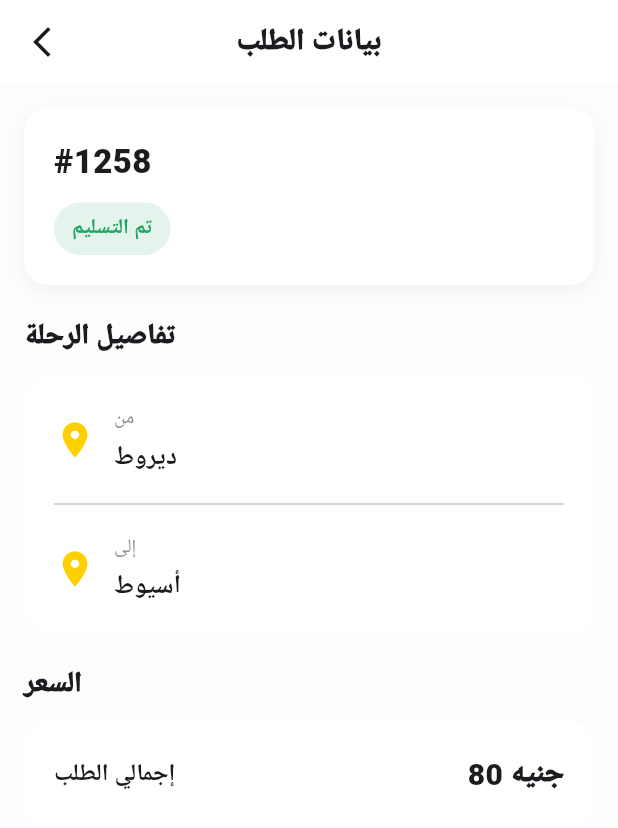
After one commit to AlaaNazih1/wasselni_app, a Flutter app: the HomeView screen opened directly, after a tap on "تم التسليم", on a phone screen of 412 x 824 dp. The commit adds this screen. Shown: the top 828 px of the screen. Run offline on Flutter 3.47's test engine with Material 3 defaults, Android fonts, the phone set to English and light mode, and no system bars.

Commit message:
Add OrderDetailsView for displaying order details and navigation from OrderCard

```diff
--- a/lib/features/home/widget/order_card.dart
+++ b/lib/features/home/widget/order_card.dart
@@ -1,6 +1,7 @@
 import 'package:flutter/material.dart';
 
 import '../../../../core/theme/app_colors.dart';
+import '../../order_details/presentation/views/order_details_view.dart';
 
 class OrderCard extends StatelessWidget {
   const OrderCard({
@@ -22,13 +23,33 @@ class OrderCard extends StatelessWidget {
 
   @override
   Widget build(BuildContext context) {
-    return Container(
+    return GestureDetector(
+      onTap: () {
+        Navigator.push(
+          context,
+          MaterialPageRoute(
+            builder: (context) => OrderDetailsView(
+              orderNumber: orderNumber,
+              from: from,
+              to: to,
+              price: price,
+              status: status,
+              statusColor: statusColor,
+            ),
+          ),
+        );
+      },
+      child: Container(
         padding: const EdgeInsets.all(14),
         decoration: BoxDecoration(
           color: AppColors.white,
           borderRadius: BorderRadius.circular(16),
           boxShadow: const [
-          BoxShadow(color: Colors.black12, blurRadius: 8, offset: Offset(0, 2)),
+            BoxShadow(
+              color: Colors.black12,
+              blurRadius: 8,
+              offset: Offset(0, 2),
+            ),
           ],
         ),
         child: Column(
@@ -40,6 +61,7 @@ class OrderCard extends StatelessWidget {
                   orderNumber,
                   style: const TextStyle(fontWeight: FontWeight.w900),
                 ),
+
                 Container(
                   padding: const EdgeInsets.symmetric(
                     horizontal: 10,
@@ -65,7 +87,11 @@ class OrderCard extends StatelessWidget {
 
             Row(
               children: [
-              const Icon(Icons.location_on_outlined, color: AppColors.primary),
+                const Icon(
+                  Icons.location_on_outlined,
+                  color: AppColors.primary,
+                ),
+
                 const SizedBox(width: 8),
 
                 Expanded(
@@ -86,6 +112,7 @@ class OrderCard extends StatelessWidget {
             ),
           ],
         ),
+      ),
     );
   }
 }
--- /dev/null
+++ b/lib/features/order_details/presentation/views/order_details_view.dart
@@ -0,0 +1,220 @@
+import 'package:flutter/material.dart';
+import 'package:wasselni/core/theme/app_colors.dart';
+
+class OrderDetailsView extends StatelessWidget {
+  final String orderNumber;
+  final String from;
+  final String to;
+  final String price;
+  final String status;
+  final Color statusColor;
+
+  const OrderDetailsView({
+    super.key,
+    required this.orderNumber,
+    required this.from,
+    required this.to,
+    required this.price,
+    required this.status,
+    required this.statusColor,
+  });
+
+  @override
+  Widget build(BuildContext context) {
+    return Scaffold(
+      backgroundColor: AppColors.background,
+
+      appBar: AppBar(
+        backgroundColor: AppColors.white,
+        elevation: 0,
+        centerTitle: true,
+
+        title: const Text(
+          'بيانات الطلب',
+          style: TextStyle(fontSize: 20, fontWeight: FontWeight.w900),
+        ),
+
+        leading: IconButton(
+          onPressed: () => Navigator.pop(context),
+          icon: const Icon(Icons.arrow_back_ios_new),
+        ),
+      ),
+
+      body: SingleChildScrollView(
+        padding: const EdgeInsets.all(16),
+
+        child: Column(
+          crossAxisAlignment: CrossAxisAlignment.start,
+          children: [
+            // Order number + status
+            Container(
+              width: double.infinity,
+              padding: const EdgeInsets.all(20),
+              decoration: BoxDecoration(
+                color: AppColors.white,
+                borderRadius: BorderRadius.circular(16),
+                boxShadow: [
+                  BoxShadow(
+                    color: AppColors.black.withOpacity(0.05),
+                    blurRadius: 10,
+                    offset: const Offset(0, 4),
+                  ),
+                ],
+              ),
+
+              child: Column(
+                crossAxisAlignment: CrossAxisAlignment.start,
+                children: [
+                  Text(
+                    orderNumber,
+                    style: const TextStyle(
+                      fontSize: 22,
+                      fontWeight: FontWeight.w900,
+                    ),
+                  ),
+
+                  const SizedBox(height: 12),
+
+                  Container(
+                    padding: const EdgeInsets.symmetric(
+                      horizontal: 12,
+                      vertical: 7,
+                    ),
+                    decoration: BoxDecoration(
+                      color: statusColor.withOpacity(0.12),
+                      borderRadius: BorderRadius.circular(20),
+                    ),
+
+                    child: Text(
+                      status,
+                      style: TextStyle(
+                        color: statusColor,
+                        fontWeight: FontWeight.bold,
+                      ),
+                    ),
+                  ),
+                ],
+              ),
+            ),
+
+            const SizedBox(height: 20),
+
+            const Text(
+              'تفاصيل الرحلة',
+              style: TextStyle(fontSize: 19, fontWeight: FontWeight.w900),
+            ),
+
+            const SizedBox(height: 12),
+
+            // From / To
+            Container(
+              width: double.infinity,
+              padding: const EdgeInsets.all(20),
+              decoration: BoxDecoration(
+                color: Colors.white,
+                borderRadius: BorderRadius.circular(16),
+              ),
+
+              child: Column(
+                children: [
+                  _LocationRow(
+                    icon: Icons.location_on,
+                    title: 'من',
+                    value: from,
+                  ),
+
+                  const Padding(
+                    padding: EdgeInsets.symmetric(vertical: 12),
+                    child: Divider(),
+                  ),
+
+                  _LocationRow(
+                    icon: Icons.location_on,
+                    title: 'إلى',
+                    value: to,
+                  ),
+                ],
+              ),
+            ),
+
+            const SizedBox(height: 20),
+
+            const Text(
+              'السعر',
+              style: TextStyle(fontSize: 19, fontWeight: FontWeight.w900),
+            ),
+
+            const SizedBox(height: 12),
+
+            Container(
+              width: double.infinity,
+              padding: const EdgeInsets.all(20),
+              decoration: BoxDecoration(
+                color: AppColors.white,
+                borderRadius: BorderRadius.circular(16),
+              ),
+
+              child: Row(
+                mainAxisAlignment: MainAxisAlignment.spaceBetween,
+                children: [
+                  const Text(
+                    'إجمالي الطلب',
+                    style: TextStyle(fontSize: 16, fontWeight: FontWeight.w600),
+                  ),
+
+                  Text(
+                    price,
+                    style: const TextStyle(
+                      fontSize: 20,
+                      fontWeight: FontWeight.w900,
+                    ),
+                  ),
+                ],
+              ),
+            ),
+          ],
+        ),
+      ),
+    );
+  }
+}
+
+class _LocationRow extends StatelessWidget {
+  final IconData icon;
+  final String title;
+  final String value;
+
+  const _LocationRow({
+    required this.icon,
+    required this.title,
+    required this.value,
+  });
+
+  @override
+  Widget build(BuildContext context) {
+    return Row(
+      children: [
+        const Icon(Icons.location_on, color: AppColors.primary, size: 28),
+
+        const SizedBox(width: 12),
+
+        Column(
+          crossAxisAlignment: CrossAxisAlignment.start,
+          children: [
+            Text(
+              title,
+              style: TextStyle(color: AppColors.grey.withOpacity(0.8), fontSize: 13),
+            ),
+
+            const SizedBox(height: 3),
+
+            Text(
+              value,
+              style: const TextStyle(fontSize: 17, fontWeight: FontWeight.bold),
+            ),
+          ],
+        ),
+      ],
+    );
+  }
+}
```
Lines whose indentation alone changed are shown as unchanged.
